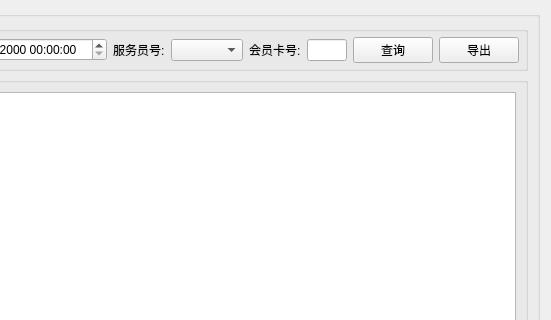
Qt form src/statiswidget.ui (daodaoliang/caicai) before a commit; both pictures show x 355 to 906 and y 0 to 320 of the 906 by 478 pixel window.
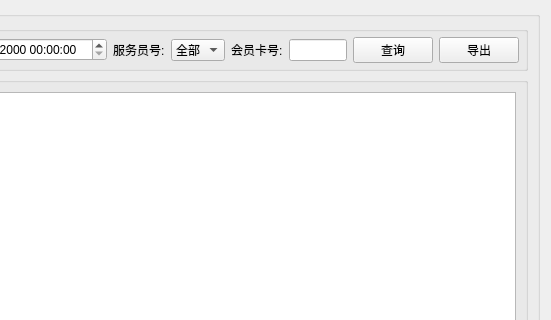
The same form after that commit.

Patch:
```diff
--- a/src/statiswidget.ui
+++ b/src/statiswidget.ui
@@ -91,7 +91,13 @@
           </widget>
          </item>
          <item row="0" column="5">
-          <widget class="QComboBox" name="comboBox"/>
+          <widget class="QComboBox" name="comboBox">
+           <item>
+            <property name="text">
+             <string>全部</string>
+            </property>
+           </item>
+          </widget>
          </item>
          <item row="0" column="11">
           <spacer name="horizontalSpacer">
```
